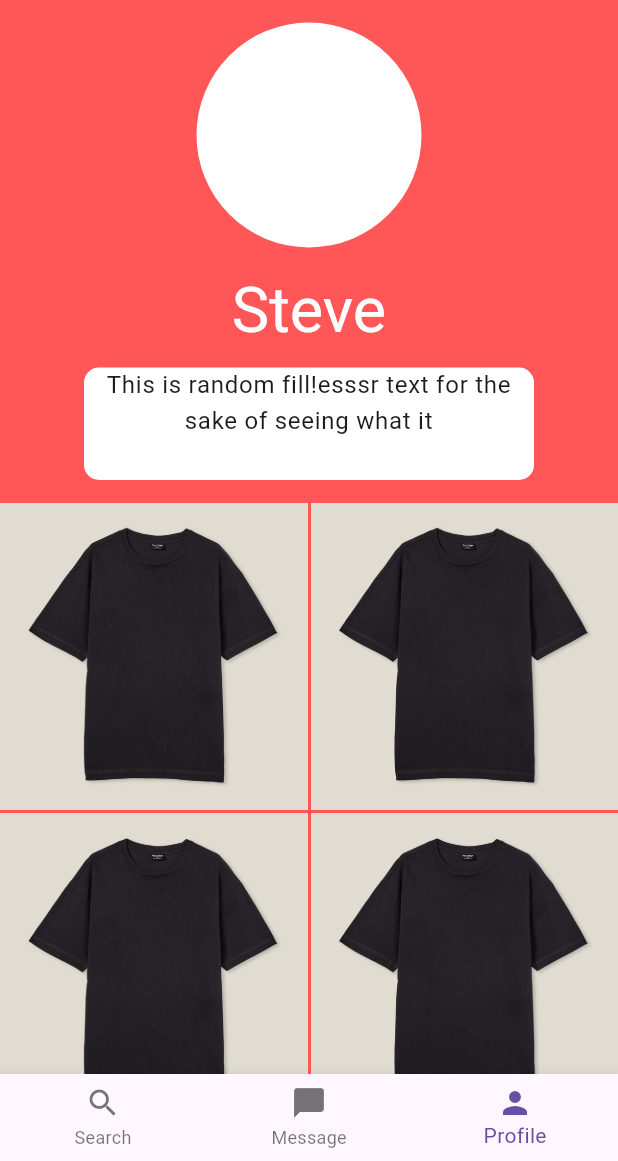
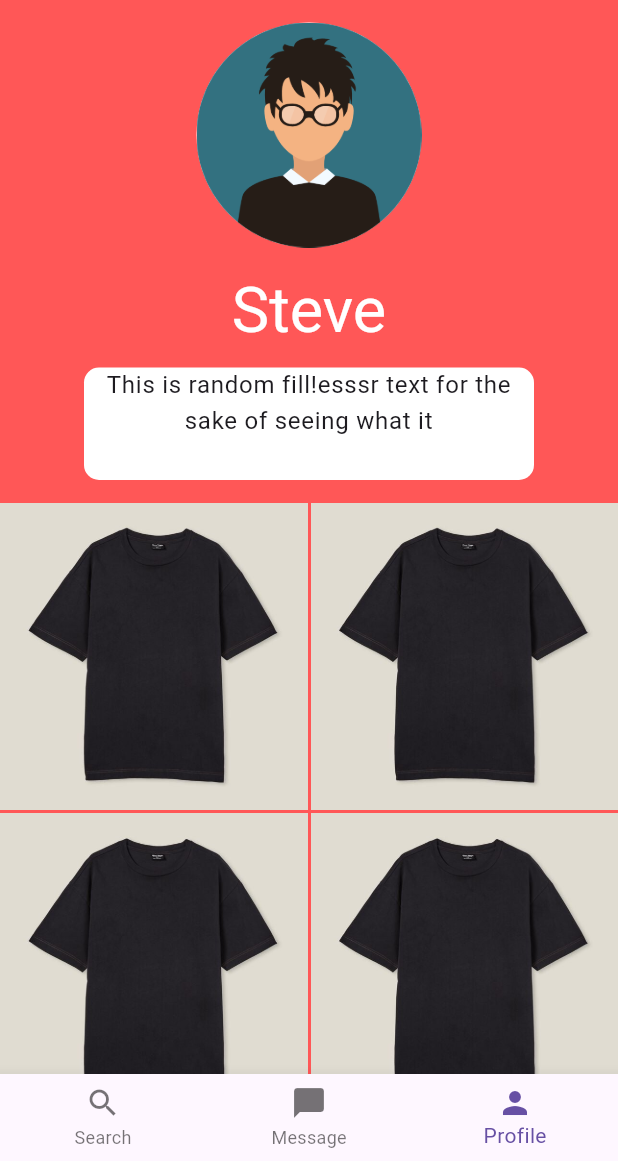
Before and after one commit to Fiversity-1/StyleSwap, a Flutter app: the Profile screen opened by its route, on a phone screen of 412 x 824 dp, the part 75-1236 px from its top. Run offline on Flutter 3.47's test engine with Material 3 defaults, Android fonts, the phone set to English and light mode, and no system bars.

Commit message:
Profile Picture Template Added

```diff
--- a/lib/pages/profile.dart
+++ b/lib/pages/profile.dart
@@ -26,11 +26,14 @@ class Profile extends StatelessWidget {
               Padding(
                 padding: const EdgeInsets.all(15.0),
                 child: Container(
-                  height: 150,
-                  width: 180,
-                  decoration: const BoxDecoration(
-                      shape: BoxShape.circle, color: Colors.white),
-                ),
+                    height: 150,
+                    width: 180,
+                    decoration: const BoxDecoration(
+                        shape: BoxShape.circle, color: Colors.white),
+                    child: Image.asset(
+                      'lib/images/person.png',
+                      fit: BoxFit.contain,
+                    )),
               ),
               SizedBox(
                 height: 50,
```
Also changed, not shown: lib/images/person.png (added).
